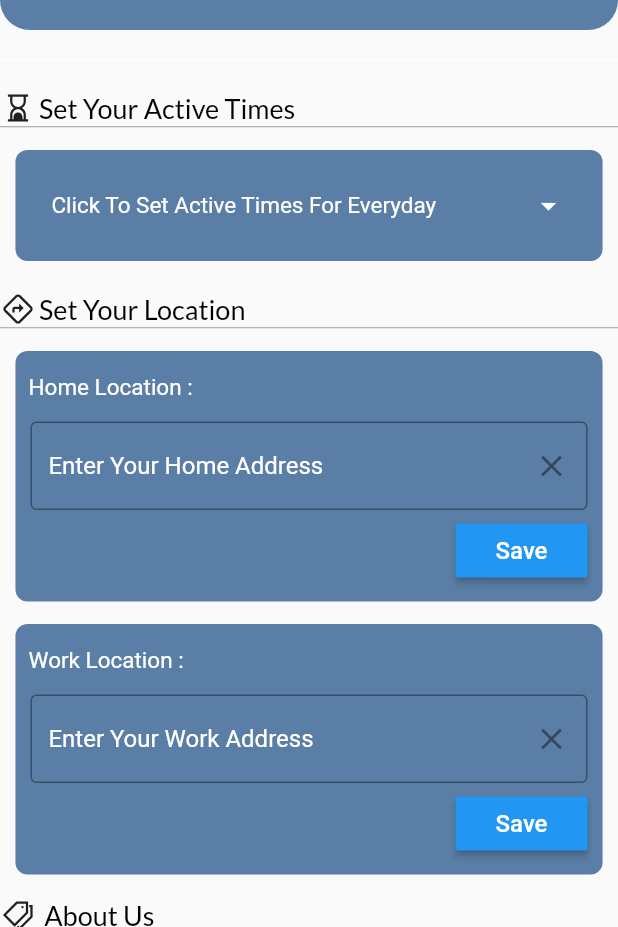
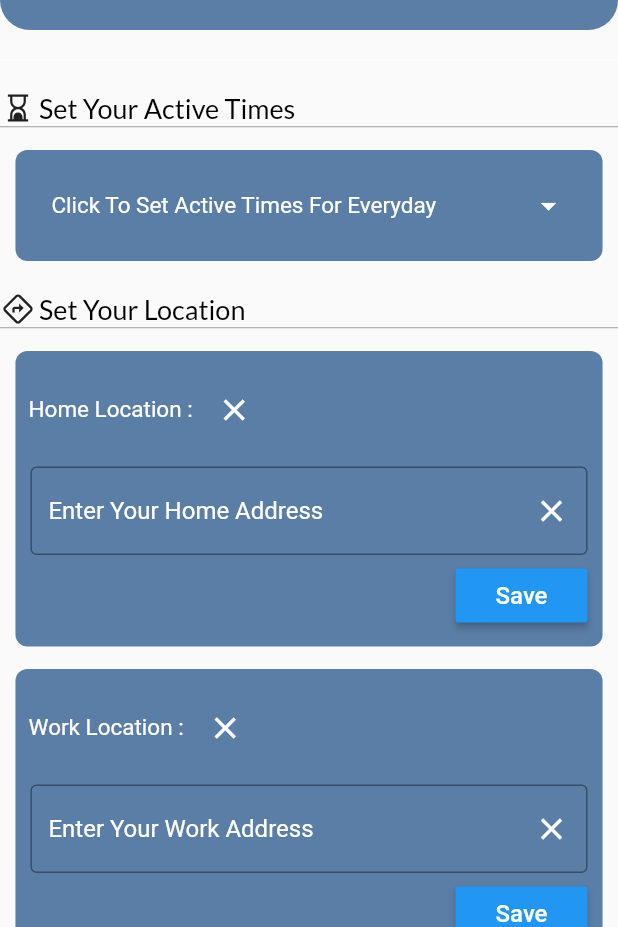
Before and after one commit to COS301-SE-2023/Koja, a Flutter app: the Profile screen opened by its route, on a phone screen of 412 x 824 dp, the part 309-1236 px from its top. Run offline on Flutter 3.47's test engine with Material 2 defaults, Android fonts, the phone set to English and light mode, and no system bars; our stand-ins replace animated_text_kit, google_fonts, google_sign_in, icons_plus, line_icons, lottie and 1 more; missing offline and left inert: syncfusion_flutter_core; network calls fail; Roboto replaces fonts that are missing (Ubuntu); project files that could hold a hidden picture were left out.

Commit message:
add clear in location input

```diff
--- a/client/lib/widgets/settings_widget.dart
+++ b/client/lib/widgets/settings_widget.dart
@@ -103,11 +103,12 @@ class _SettingsState extends State<Settings> {
     );
   }
 
+  /*  This consists of all the days from Monday To Sunday */
   Padding AllDays(BoxConstraints constraints) {
     return Padding(
       padding: const EdgeInsets.all(8.0),
       child: ExpansionTile(
-        trailing: Icon(
+        trailing: const Icon(
           Icons.arrow_drop_down,
           color: Colors.white,
         ),
@@ -616,6 +617,23 @@ class _SettingsState extends State<Settings> {
               style: const TextStyle(
                   fontSize: 15, color: Colors.white, fontFamily: 'Roboto'),
             ),
+            Column(
+              crossAxisAlignment: CrossAxisAlignment.end,
+              mainAxisAlignment: MainAxisAlignment.end,
+              children: [
+                IconButton(
+                onPressed: () {
+                  setState(() {
+                    home = '';
+                  });
+                },
+                icon: const Icon(
+                  Icons.clear,
+                  color: Colors.white,
+                ),
+              ),
+              ],
+            ),
           ],
         ),
         SizedBox(height: 4),
@@ -638,7 +656,9 @@ class _SettingsState extends State<Settings> {
                     onPressed: () {
                       _homeTextController.clear();
                     },
-                    icon: Icon(Icons.clear),
+                    icon: Icon(Icons.clear,
+                    color: Colors.white
+                    ),
                   ),
                 ),
               ),
@@ -679,6 +699,23 @@ class _SettingsState extends State<Settings> {
               style: const TextStyle(
                   fontSize: 15, color: Colors.white, fontFamily: 'Roboto'),
             ),
+            Column(
+              crossAxisAlignment: CrossAxisAlignment.end,
+              mainAxisAlignment: MainAxisAlignment.end,
+              children: [
+                IconButton(
+                onPressed: () {
+                  setState(() {
+                    work = '';
+                  });
+                },
+                icon: const Icon(
+                  Icons.clear,
+                  color: Colors.white,
+                ),
+              ),
+              ],
+            ),
           ],
         ),
         SizedBox(height: 4),
@@ -701,7 +738,9 @@ class _SettingsState extends State<Settings> {
                     onPressed: () {
                       _workTextController.clear();
                     },
-                    icon: Icon(Icons.clear),
+                    icon: Icon(Icons.clear,
+                      color: Colors.white
+                    ),
                   ),
                 ),
               ),
```
